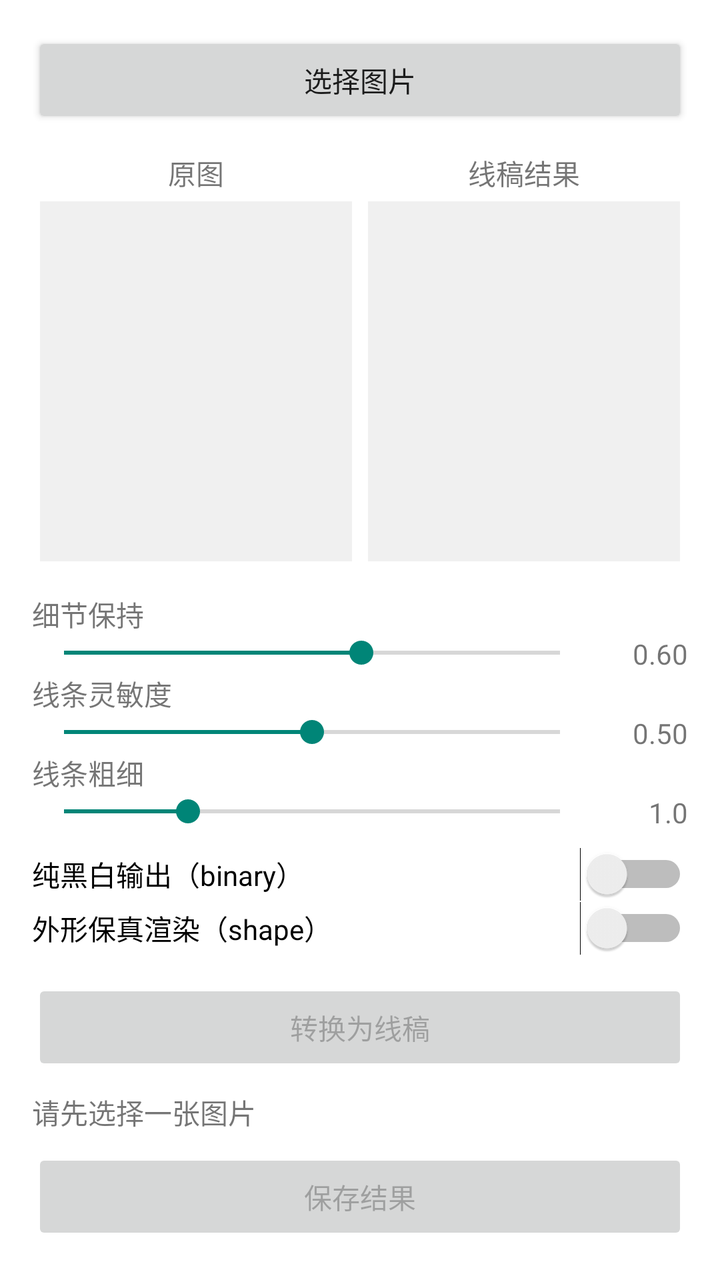
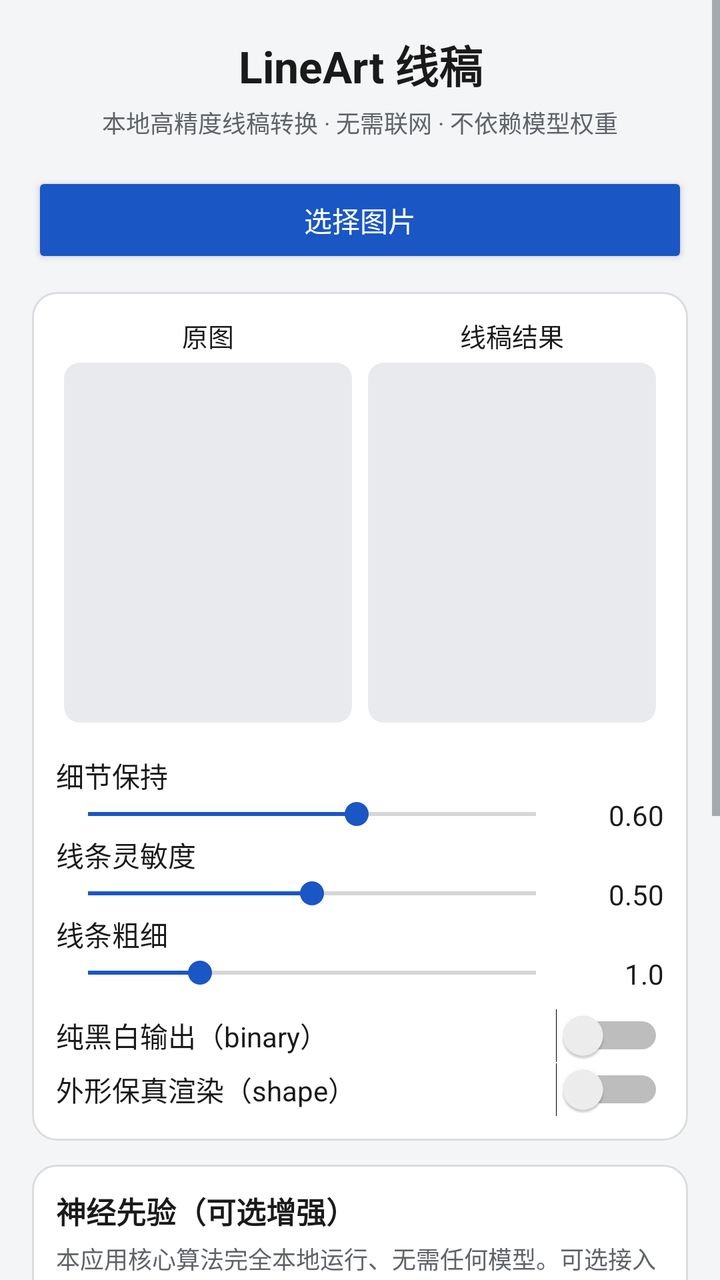

Two renders of the same Android screen: before a commit and after it. Below are the layout's source before the change and the commit's diff.
<!-- AndroidManifest.xml: application theme Theme.LineArt -->
<!-- res/layout/activity_main.xml -->
<?xml version="1.0" encoding="utf-8"?>
<ScrollView xmlns:android="http://schemas.android.com/apk/res/android"
    android:layout_width="match_parent"
    android:layout_height="match_parent"
    android:fillViewport="true">

    <LinearLayout
        android:layout_width="match_parent"
        android:layout_height="wrap_content"
        android:orientation="vertical"
        android:padding="16dp">

        <Button
            android:id="@+id/btn_pick"
            android:layout_width="match_parent"
            android:layout_height="wrap_content"
            android:text="@string/btn_pick" />

        <LinearLayout
            android:layout_width="match_parent"
            android:layout_height="wrap_content"
            android:layout_marginTop="12dp"
            android:orientation="horizontal">

            <LinearLayout
                android:layout_width="0dp"
                android:layout_height="wrap_content"
                android:layout_weight="1"
                android:orientation="vertical">

                <TextView
                    android:layout_width="match_parent"
                    android:layout_height="wrap_content"
                    android:gravity="center"
                    android:text="@string/label_before" />

                <ImageView
                    android:id="@+id/img_before"
                    android:layout_width="match_parent"
                    android:layout_height="180dp"
                    android:layout_margin="4dp"
                    android:background="#F0F0F0"
                    android:contentDescription="@string/label_before"
                    android:scaleType="fitCenter" />
            </LinearLayout>

            <LinearLayout
                android:layout_width="0dp"
                android:layout_height="wrap_content"
                android:layout_weight="1"
                android:orientation="vertical">

                <TextView
                    android:layout_width="match_parent"
                    android:layout_height="wrap_content"
                    android:gravity="center"
                    android:text="@string/label_after" />

                <ImageView
                    android:id="@+id/img_after"
                    android:layout_width="match_parent"
                    android:layout_height="180dp"
                    android:layout_margin="4dp"
                    android:background="#F0F0F0"
                    android:contentDescription="@string/label_after"
                    android:scaleType="fitCenter" />
            </LinearLayout>
        </LinearLayout>

        <TextView
            android:layout_width="match_parent"
            android:layout_height="wrap_content"
            android:layout_marginTop="12dp"
            android:text="@string/param_detail" />

        <LinearLayout
            android:layout_width="match_parent"
            android:layout_height="wrap_content"
            android:orientation="horizontal">

            <SeekBar
                android:id="@+id/seek_detail"
                android:layout_width="0dp"
                android:layout_height="wrap_content"
                android:layout_weight="1"
                android:max="100"
                android:progress="60" />

            <TextView
                android:id="@+id/val_detail"
                android:layout_width="48dp"
                android:layout_height="wrap_content"
                android:gravity="end"
                android:text="0.60" />
        </LinearLayout>

        <TextView
            android:layout_width="match_parent"
            android:layout_height="wrap_content"
            android:text="@string/param_sensitivity" />

        <LinearLayout
            android:layout_width="match_parent"
            android:layout_height="wrap_content"
            android:orientation="horizontal">

            <SeekBar
                android:id="@+id/seek_sensitivity"
                android:layout_width="0dp"
                android:layout_height="wrap_content"
                android:layout_weight="1"
                android:max="100"
                android:progress="50" />

            <TextView
                android:id="@+id/val_sensitivity"
                android:layout_width="48dp"
                android:layout_height="wrap_content"
                android:gravity="end"
                android:text="0.50" />
        </LinearLayout>

        <TextView
            android:layout_width="match_parent"
            android:layout_height="wrap_content"
            android:text="@string/param_thickness" />

        <LinearLayout
            android:layout_width="match_parent"
            android:layout_height="wrap_content"
            android:orientation="horizontal">

            <SeekBar
                android:id="@+id/seek_thickness"
                android:layout_width="0dp"
                android:layout_height="wrap_content"
                android:layout_weight="1"
                android:max="40"
                android:progress="10" />

            <TextView
                android:id="@+id/val_thickness"
                android:layout_width="48dp"
                android:layout_height="wrap_content"
                android:gravity="end"
                android:text="1.0" />
        </LinearLayout>

        <Switch
            android:id="@+id/switch_binary"
            android:layout_width="match_parent"
            android:layout_height="wrap_content"
            android:layout_marginTop="8dp"
            android:text="@string/switch_binary" />

        <Switch
            android:id="@+id/switch_shape"
            android:layout_width="match_parent"
            android:layout_height="wrap_content"
            android:text="@string/switch_shape" />

        <Button
            android:id="@+id/btn_convert"
            android:layout_width="match_parent"
            android:layout_height="wrap_content"
            android:layout_marginTop="12dp"
            android:enabled="false"
            android:text="@string/btn_convert" />

        <TextView
            android:id="@+id/text_status"
            android:layout_width="match_parent"
            android:layout_height="wrap_content"
            android:layout_marginTop="8dp"
            android:text="@string/status_idle" />

        <Button
            android:id="@+id/btn_save"
            android:layout_width="match_parent"
            android:layout_height="wrap_content"
            android:layout_marginTop="8dp"
            android:enabled="false"
            android:text="@string/btn_save" />

    </LinearLayout>
</ScrollView>
<!-- resources referenced by this layout -->
<resources>
  <string name="btn_convert">转换为线稿</string>
  <string name="btn_pick">选择图片</string>
  <string name="btn_save">保存结果</string>
  <string name="label_after">线稿结果</string>
  <string name="label_before">原图</string>
  <string name="param_detail">细节保持</string>
  <string name="param_sensitivity">线条灵敏度</string>
  <string name="param_thickness">线条粗细</string>
  <string name="status_idle">请先选择一张图片</string>
  <string name="switch_binary">纯黑白输出（binary）</string>
  <string name="switch_shape">外形保真渲染（shape）</string>
  <style name="Theme.LineArt" parent="Theme.AppCompat.DayNight.NoActionBar">
          <item name="android:windowBackground">@android:color/white</item>
      </style>
</resources>

<!-- the commit's change to res/layout/activity_main.xml (unified diff, before → after) -->
@@ -10,177 +10,300 @@
         android:orientation="vertical"
         android:padding="16dp">
 
+        <TextView
+            android:layout_width="match_parent"
+            android:layout_height="wrap_content"
+            android:gravity="center"
+            android:text="@string/app_name"
+            android:textColor="@color/text_primary"
+            android:textSize="22sp"
+            android:textStyle="bold" />
+
+        <TextView
+            android:layout_width="match_parent"
+            android:layout_height="wrap_content"
+            android:layout_marginTop="4dp"
+            android:gravity="center"
+            android:text="@string/app_subtitle"
+            android:textColor="@color/text_secondary"
+            android:textSize="12sp" />
+
         <Button
             android:id="@+id/btn_pick"
             android:layout_width="match_parent"
             android:layout_height="wrap_content"
-            android:text="@string/btn_pick" />
+            android:layout_marginTop="16dp"
+            android:backgroundTint="@color/accent"
+            android:text="@string/btn_pick"
+            android:textColor="@color/text_on_primary" />
 
         <LinearLayout
             android:layout_width="match_parent"
             android:layout_height="wrap_content"
             android:layout_marginTop="12dp"
-            android:orientation="horizontal">
-
-            <LinearLayout
-                android:layout_width="0dp"
-                android:layout_height="wrap_content"
-                android:layout_weight="1"
-                android:orientation="vertical">
+            android:background="@drawable/bg_card"
+            android:orientation="vertical"
+            android:padding="12dp">
+
+            <LinearLayout
+                android:layout_width="match_parent"
+                android:layout_height="wrap_content"
+                android:orientation="horizontal">
+
+                <LinearLayout
+                    android:layout_width="0dp"
+                    android:layout_height="wrap_content"
+                    android:layout_weight="1"
+                    android:orientation="vertical">
+
+                    <TextView
+                        android:layout_width="match_parent"
+                        android:layout_height="wrap_content"
+                        android:gravity="center"
+                        android:text="@string/label_before"
+                        android:textColor="@color/text_primary"
+                        android:textSize="13sp" />
+
+                    <ImageView
+                        android:id="@+id/img_before"
+                        android:layout_width="match_parent"
+                        android:layout_height="180dp"
+                        android:layout_margin="4dp"
+                        android:background="@drawable/bg_preview"
+                        android:contentDescription="@string/label_before"
+                        android:scaleType="fitCenter" />
+                </LinearLayout>
+
+                <LinearLayout
+                    android:layout_width="0dp"
+                    android:layout_height="wrap_content"
+                    android:layout_weight="1"
+                    android:orientation="vertical">
+
+                    <TextView
+                        android:layout_width="match_parent"
+                        android:layout_height="wrap_content"
+                        android:gravity="center"
+                        android:text="@string/label_after"
+                        android:textColor="@color/text_primary"
+                        android:textSize="13sp" />
+
+                    <ImageView
+                        android:id="@+id/img_after"
+                        android:layout_width="match_parent"
+                        android:layout_height="180dp"
+                        android:layout_margin="4dp"
+                        android:background="@drawable/bg_preview"
+                        android:contentDescription="@string/label_after"
+                        android:scaleType="fitCenter" />
+                </LinearLayout>
+            </LinearLayout>
+
+            <TextView
+                android:layout_width="match_parent"
+                android:layout_height="wrap_content"
+                android:layout_marginTop="12dp"
+                android:text="@string/param_detail"
+                android:textColor="@color/text_primary"
+                android:textSize="14sp" />
+
+            <LinearLayout
+                android:layout_width="match_parent"
+                android:layout_height="wrap_content"
+                android:orientation="horizontal">
+
+                <SeekBar
+                    android:id="@+id/seek_detail"
+                    android:layout_width="0dp"
+                    android:layout_height="wrap_content"
+                    android:layout_weight="1"
+                    android:max="100"
+                    android:progress="60" />
 
                 <TextView
-                    android:layout_width="match_parent"
-                    android:layout_height="wrap_content"
-                    android:gravity="center"
-                    android:text="@string/label_before" />
-
-                <ImageView
-                    android:id="@+id/img_before"
-                    android:layout_width="match_parent"
-                    android:layout_height="180dp"
-                    android:layout_margin="4dp"
-                    android:background="#F0F0F0"
-                    android:contentDescription="@string/label_before"
-                    android:scaleType="fitCenter" />
-            </LinearLayout>
-
-            <LinearLayout
-                android:layout_width="0dp"
-                android:layout_height="wrap_content"
-                android:layout_weight="1"
-                android:orientation="vertical">
+                    android:id="@+id/val_detail"
+                    android:layout_width="48dp"
+                    android:layout_height="wrap_content"
+                    android:gravity="end"
+                    android:text="0.60"
+                    android:textColor="@color/text_primary" />
+            </LinearLayout>
+
+            <TextView
+                android:layout_width="match_parent"
+                android:layout_height="wrap_content"
+                android:text="@string/param_sensitivity"
+                android:textColor="@color/text_primary"
+                android:textSize="14sp" />
+
+            <LinearLayout
+                android:layout_width="match_parent"
+                android:layout_height="wrap_content"
+                android:orientation="horizontal">
+
+                <SeekBar
+                    android:id="@+id/seek_sensitivity"
+                    android:layout_width="0dp"
+                    android:layout_height="wrap_content"
+                    android:layout_weight="1"
+                    android:max="100"
+                    android:progress="50" />
 
                 <TextView
-                    android:layout_width="match_parent"
-                    android:layout_height="wrap_content"
-                    android:gravity="center"
-                    android:text="@string/label_after" />
-
-                <ImageView
-                    android:id="@+id/img_after"
-                    android:layout_width="match_parent"
-                    android:layout_height="180dp"
-                    android:layout_margin="4dp"
-                    android:background="#F0F0F0"
-                    android:contentDescription="@string/label_after"
-                    android:scaleType="fitCenter" />
-            </LinearLayout>
+                    android:id="@+id/val_sensitivity"
+                    android:layout_width="48dp"
+                    android:layout_height="wrap_content"
+                    android:gravity="end"
+                    android:text="0.50"
+                    android:textColor="@color/text_primary" />
+            </LinearLayout>
+
+            <TextView
+                android:layout_width="match_parent"
+                android:layout_height="wrap_content"
+                android:text="@string/param_thickness"
+                android:textColor="@color/text_primary"
+                android:textSize="14sp" />
+
+            <LinearLayout
+                android:layout_width="match_parent"
+                android:layout_height="wrap_content"
+                android:orientation="horizontal">
+
+                <SeekBar
+                    android:id="@+id/seek_thickness"
+                    android:layout_width="0dp"
+                    android:layout_height="wrap_content"
+                    android:layout_weight="1"
+                    android:max="40"
+                    android:progress="10" />
+
+                <TextView
+                    android:id="@+id/val_thickness"
+                    android:layout_width="48dp"
+                    android:layout_height="wrap_content"
+                    android:gravity="end"
+                    android:text="1.0"
+                    android:textColor="@color/text_primary" />
+            </LinearLayout>
+
+            <Switch
+                android:id="@+id/switch_binary"
+                android:layout_width="match_parent"
+                android:layout_height="wrap_content"
+                android:layout_marginTop="8dp"
+                android:text="@string/switch_binary"
+                android:textColor="@color/text_primary" />
+
+            <Switch
+                android:id="@+id/switch_shape"
+                android:layout_width="match_parent"
+                android:layout_height="wrap_content"
+                android:text="@string/switch_shape"
+                android:textColor="@color/text_primary" />
         </LinearLayout>
 
-        <TextView
+        <LinearLayout
             android:layout_width="match_parent"
             android:layout_height="wrap_content"
             android:layout_marginTop="12dp"
-            android:text="@string/param_detail" />
-
-        <LinearLayout
-            android:layout_width="match_parent"
-            android:layout_height="wrap_content"
-            android:orientation="horizontal">
-
-            <SeekBar
-                android:id="@+id/seek_detail"
-                android:layout_width="0dp"
-                android:layout_height="wrap_content"
-                android:layout_weight="1"
-                android:max="100"
-                android:progress="60" />
-
-            <TextView
-                android:id="@+id/val_detail"
-                android:layout_width="48dp"
-                android:layout_height="wrap_content"
-                android:gravity="end"
-                android:text="0.60" />
+            android:background="@drawable/bg_card"
+            android:orientation="vertical"
+            android:padding="12dp">
+
+            <TextView
+                android:layout_width="match_parent"
+                android:layout_height="wrap_content"
+                android:text="@string/semantic_title"
+                android:textColor="@color/text_primary"
+                android:textSize="15sp"
+                android:textStyle="bold" />
+
+            <TextView
+                android:layout_width="match_parent"
+                android:layout_height="wrap_content"
+                android:layout_marginTop="4dp"
+                android:lineSpacingExtra="3dp"
+                android:text="@string/semantic_desc"
+                android:textColor="@color/text_secondary"
+                android:textSize="12sp" />
+
+            <LinearLayout
+                android:layout_width="match_parent"
+                android:layout_height="wrap_content"
+                android:layout_marginTop="8dp"
+                android:orientation="horizontal">
+
+                <Button
+                    android:id="@+id/btn_pick_semantic"
+                    android:layout_width="0dp"
+                    android:layout_height="wrap_content"
+                    android:layout_marginEnd="8dp"
+                    android:layout_weight="1"
+                    android:backgroundTint="@color/bg_page"
+                    android:text="@string/btn_pick_semantic"
+                    android:textColor="@color/accent"
+                    android:textSize="13sp" />
+
+                <Button
+                    android:id="@+id/btn_clear_semantic"
+                    android:layout_width="wrap_content"
+                    android:layout_height="wrap_content"
+                    android:backgroundTint="@color/bg_page"
+                    android:enabled="false"
+                    android:text="@string/btn_clear_semantic"
+                    android:textColor="@color/text_secondary"
+                    android:textSize="13sp" />
+            </LinearLayout>
+
+            <TextView
+                android:id="@+id/semantic_status"
+                android:layout_width="match_parent"
+                android:layout_height="wrap_content"
+                android:layout_marginTop="4dp"
+                android:text="@string/semantic_none"
+                android:textColor="@color/text_secondary"
+                android:textSize="12sp" />
         </LinearLayout>
-
-        <TextView
-            android:layout_width="match_parent"
-            android:layout_height="wrap_content"
-            android:text="@string/param_sensitivity" />
-
-        <LinearLayout
-            android:layout_width="match_parent"
-            android:layout_height="wrap_content"
-            android:orientation="horizontal">
-
-            <SeekBar
-                android:id="@+id/seek_sensitivity"
-                android:layout_width="0dp"
-                android:layout_height="wrap_content"
-                android:layout_weight="1"
-                android:max="100"
-                android:progress="50" />
-
-            <TextView
-                android:id="@+id/val_sensitivity"
-                android:layout_width="48dp"
-                android:layout_height="wrap_content"
-                android:gravity="end"
-                android:text="0.50" />
-        </LinearLayout>
-
-        <TextView
-            android:layout_width="match_parent"
-            android:layout_height="wrap_content"
-            android:text="@string/param_thickness" />
-
-        <LinearLayout
-            android:layout_width="match_parent"
-            android:layout_height="wrap_content"
-            android:orientation="horizontal">
-
-            <SeekBar
-                android:id="@+id/seek_thickness"
-                android:layout_width="0dp"
-                android:layout_height="wrap_content"
-                android:layout_weight="1"
-                android:max="40"
-                android:progress="10" />
-
-            <TextView
-                android:id="@+id/val_thickness"
-                android:layout_width="48dp"
-                android:layout_height="wrap_content"
-                android:gravity="end"
-                android:text="1.0" />
-        </LinearLayout>
-
-        <Switch
-            android:id="@+id/switch_binary"
-            android:layout_width="match_parent"
-            android:layout_height="wrap_content"
-            android:layout_marginTop="8dp"
-            android:text="@string/switch_binary" />
-
-        <Switch
-            android:id="@+id/switch_shape"
-            android:layout_width="match_parent"
-            android:layout_height="wrap_content"
-            android:text="@string/switch_shape" />
 
         <Button
             android:id="@+id/btn_convert"
             android:layout_width="match_parent"
             android:layout_height="wrap_content"
-            android:layout_marginTop="12dp"
+            android:layout_marginTop="16dp"
+            android:backgroundTint="@color/accent"
             android:enabled="false"
-            android:text="@string/btn_convert" />
+            android:text="@string/btn_convert"
+            android:textColor="@color/text_on_primary" />
 
         <TextView
             android:id="@+id/text_status"
             android:layout_width="match_parent"
             android:layout_height="wrap_content"
             android:layout_marginTop="8dp"
-            android:text="@string/status_idle" />
+            android:text="@string/status_idle"
+            android:textColor="@color/text_secondary"
+            android:textSize="13sp" />
 
         <Button
             android:id="@+id/btn_save"
             android:layout_width="match_parent"
             android:layout_height="wrap_content"
             android:layout_marginTop="8dp"
+            android:backgroundTint="@color/accent"
             android:enabled="false"
-            android:text="@string/btn_save" />
+            android:text="@string/btn_save"
+            android:textColor="@color/text_on_primary" />
+
+        <Button
+            android:id="@+id/btn_diagnose"
+            style="?android:attr/borderlessButtonStyle"
+            android:layout_width="match_parent"
+            android:layout_height="wrap_content"
+            android:layout_marginTop="4dp"
+            android:text="@string/btn_diagnose"
+            android:textColor="@color/text_secondary"
+            android:textSize="13sp" />
 
     </LinearLayout>
 </ScrollView>
<!-- resource entries referenced after the edit -->
@@ -1,18 +1,54 @@
 <!-- resources referenced by this layout -->
 <resources>
+  <color name="accent">#1A56C4</color>
+  <color name="bg_page">#F4F5F7</color>
+  <color name="text_on_primary">#FFFFFF</color>
+  <color name="text_primary">#1A1A1A</color>
+  <color name="text_secondary">#5F6368</color>
+  <!-- drawable bg_card (drawable) -->
+  <?xml version="1.0" encoding="utf-8"?>
+  <shape xmlns:android="http://schemas.android.com/apk/res/android">
+      <solid android:color="@color/bg_card" />
+      <corners android:radius="12dp" />
+      <stroke android:width="1dp" android:color="@color/border" />
+  </shape>
+  <!-- drawable bg_preview (drawable) -->
+  <?xml version="1.0" encoding="utf-8"?>
+  <shape xmlns:android="http://schemas.android.com/apk/res/android">
+      <solid android:color="@color/preview_frame" />
+      <corners android:radius="8dp" />
+  </shape>
+  <string name="app_name">LineArt 线稿</string>
+  <string name="app_subtitle">本地高精度线稿转换 · 无需联网 · 不依赖模型权重</string>
+  <string name="btn_clear_semantic">清除</string>
   <string name="btn_convert">转换为线稿</string>
+  <string name="btn_diagnose">运行诊断自检</string>
   <string name="btn_pick">选择图片</string>
+  <string name="btn_pick_semantic">选择语义先验图</string>
   <string name="btn_save">保存结果</string>
   <string name="label_after">线稿结果</string>
   <string name="label_before">原图</string>
   <string name="param_detail">细节保持</string>
   <string name="param_sensitivity">线条灵敏度</string>
   <string name="param_thickness">线条粗细</string>
+  <string name="semantic_desc">本应用核心算法完全本地运行、无需任何模型。可选接入神经先验：用 Anime2Sketch / DexiNed 等模型对同一张图生成语义响应图后在此选择，可提升复杂照片的线条连贯性。详见项目 README。</string>
+  <string name="semantic_none">未使用（默认，纯本地算法）</string>
+  <string name="semantic_title">神经先验（可选增强）</string>
   <string name="status_idle">请先选择一张图片</string>
   <string name="switch_binary">纯黑白输出（binary）</string>
   <string name="switch_shape">外形保真渲染（shape）</string>
-  <style name="Theme.LineArt" parent="Theme.AppCompat.DayNight.NoActionBar">
-          <item name="android:windowBackground">@android:color/white</item>
+  <style name="Theme.LineArt" parent="Theme.AppCompat.Light.NoActionBar">
+          <item name="android:windowBackground">@color/bg_page</item>
+          <item name="android:statusBarColor">@color/bg_card</item>
+          <item name="android:windowLightStatusBar">true</item>
+          <item name="android:textColorPrimary">@color/text_primary</item>
+          <item name="android:textColorSecondary">@color/text_secondary</item>
+          <item name="colorAccent">@color/accent</item>
+          <item name="colorControlActivated">@color/accent</item>
+          <item name="colorControlNormal">@color/text_secondary</item>
       </style>
+  <color name="bg_card">#FFFFFF</color>
+  <color name="border">#DADCE0</color>
+  <color name="preview_frame">#E8EAED</color>
 </resources>
 
